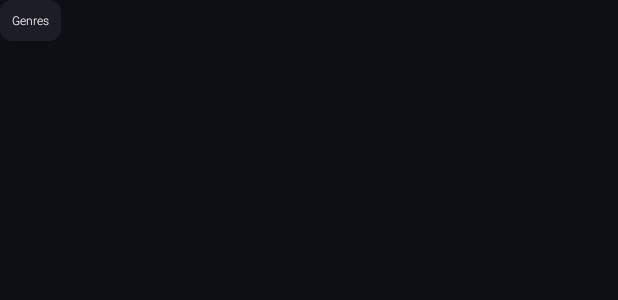
After one commit to Ghazal-Jamalzadeh/Movies, an Android app: the layout item_home_genre_list.xml on its own in the app's theme, with its tools: preview values and no code run, on a phone screen of 412 x 824 dp. The commit adds this screen. Shown: the top 300 px of the screen. Run offline under Robolectric (Android 15) with nearby library versions, the phone set to English and light mode, and no system bars; network calls fail.

Commit message:
65 - HomeFragment - Genres List

```diff
--- a/app/src/main/java/com/jmzd/ghazal/movies/api/ApiServices.kt
+++ b/app/src/main/java/com/jmzd/ghazal/movies/api/ApiServices.kt
@@ -1,5 +1,6 @@
 package com.jmzd.ghazal.movies.api
 
+import com.jmzd.ghazal.movies.models.home.ResponseGenersList
 import com.jmzd.ghazal.movies.models.home.ResponseMoviesList
 import com.jmzd.ghazal.movies.models.register.BodyRegister
 import com.jmzd.ghazal.movies.models.register.ResponseRegister
@@ -20,8 +21,8 @@ interface ApiServices {
     @GET("genres/{genre_id}/movies")
     suspend fun moviesTopList(@Path("genre_id") id: Int): Response<ResponseMoviesList>
 
-//    @GET("genres")
-//    suspend fun genresList(): Response<ResponseGenresList>
+    @GET("genres")
+    suspend fun genresList(): Response<ResponseGenersList>
 //
 //    @GET("movies")
 //    suspend fun moviesLastList(): Response<ResponseMoviesList>
--- a/app/src/main/java/com/jmzd/ghazal/movies/repository/HomeRepository.kt
+++ b/app/src/main/java/com/jmzd/ghazal/movies/repository/HomeRepository.kt
@@ -5,6 +5,6 @@ import javax.inject.Inject
 
 class HomeRepository @Inject constructor(private val api: ApiServices) {
     suspend fun topMoviesList(id: Int) = api.moviesTopList(id)
-//    suspend fun genresList() = api.genresList()
+    suspend fun genresList() = api.genresList()
 //    suspend fun lastMoviesList() = api.moviesLastList()
 }
--- /dev/null
+++ b/app/src/main/res/layout/item_home_genre_list.xml
@@ -0,0 +1,23 @@
+<?xml version="1.0" encoding="utf-8"?>
+<androidx.constraintlayout.widget.ConstraintLayout xmlns:android="http://schemas.android.com/apk/res/android"
+    xmlns:app="http://schemas.android.com/apk/res-auto"
+    xmlns:tools="http://schemas.android.com/tools"
+    android:layout_width="wrap_content"
+    android:layout_height="wrap_content">
+
+    <TextView
+        android:id="@+id/nameTxt"
+        style="@style/TextViewLightStyle"
+        android:layout_width="wrap_content"
+        android:layout_height="wrap_content"
+        android:background="@drawable/bg_rounded_dark"
+        android:padding="@dimen/_5mdp"
+        android:textSize="@dimen/_10font_mdp"
+        android:layout_marginEnd="@dimen/_5mdp"
+        app:layout_constraintBottom_toBottomOf="parent"
+        app:layout_constraintEnd_toEndOf="parent"
+        app:layout_constraintStart_toStartOf="parent"
+        app:layout_constraintTop_toTopOf="parent"
+        tools:text="@string/genres" />
+
+</androidx.constraintlayout.widget.ConstraintLayout>
```
Also changed, not shown: app/src/main/java/com/jmzd/ghazal/movies/models/home/ResponseGenersList.kt (added, +14 -0 lines), app/src/main/java/com/jmzd/ghazal/movies/ui/home/HomeFragment.kt (+12 -10 lines), app/src/main/java/com/jmzd/ghazal/movies/ui/home/adapters/GenresAdapter.kt (added, +53 -0 lines), app/src/main/java/com/jmzd/ghazal/movies/viewmodel/HomeViewModel.kt (+8 -7 lines).
